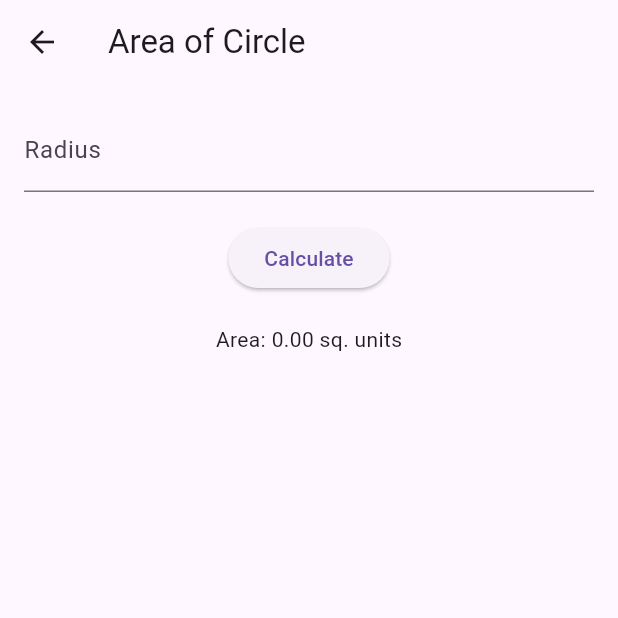
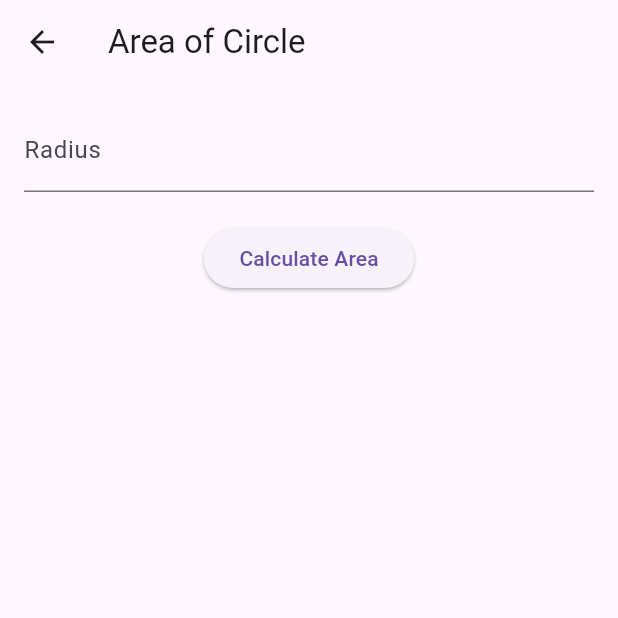
Before and after one commit to ajinakaya/first_assigment, a Flutter app: the AreaOfCircleScreen screen opened directly, on a phone screen of 412 x 824 dp, the top half of it. Run offline on Flutter 3.47's test engine with Material 3 defaults, Android fonts, the phone set to English and light mode, and no system bars.

Commit message:
area of circle

```diff
--- a/lib/screen/area_of_circle.dart
+++ b/lib/screen/area_of_circle.dart
@@ -1,47 +1,63 @@
 import 'package:flutter/material.dart';
+import 'dart:math';
 
-// Screen to calculate the area of a circle.
 class AreaOfCircleScreen extends StatefulWidget {
   @override
   _AreaOfCircleScreenState createState() => _AreaOfCircleScreenState();
 }
 
 class _AreaOfCircleScreenState extends State<AreaOfCircleScreen> {
-  final TextEditingController radiusController = TextEditingController(); // Controller for the radius input field.
-  double result = 0; // Variable to store the calculated area.
+  final _formKey = GlobalKey<FormState>(); // GlobalKey to manage the form state.
+  final TextEditingController radiusController = TextEditingController(); // Controller for radius input.
+  double? _area; // Variable to store the calculated area.
 
-  // Function to calculate the area of a circle.
-  void calculateArea() {
-    double radius = double.tryParse(radiusController.text) ?? 0;
+  // Function to calculate the area of the circle.
+  void _calculateArea() {
+    if (_formKey.currentState!.validate()) { // Validating form inputs.
+      double radius = double.parse(radiusController.text); // Parsing the radius input.
       setState(() {
-      result = 3.14159 * radius * radius;
+        _area = pi * radius * radius; // Area formula: π * r².
       });
+    }
   }
 
   @override
   Widget build(BuildContext context) {
     return Scaffold(
-      appBar: AppBar(title: Text('Area of Circle')),
+      appBar: AppBar(title: Text('Area of Circle')), // AppBar with title.
       body: Padding(
-        padding: const EdgeInsets.all(16.0),
+        padding: const EdgeInsets.all(16.0), // Padding around the form.
+        child: Form(
+          key: _formKey, // Form key for validation.
           child: Column(
             children: [
-            // Input field for the radius.
-            TextField(
-              controller: radiusController,
-              decoration: InputDecoration(labelText: 'Radius'),
-              keyboardType: TextInputType.number,
+              // TextFormField for radius input.
+              TextFormField(
+                controller: radiusController, // Controller to get value.
+                decoration: InputDecoration(labelText: 'Radius'), // Label for the input.
+                keyboardType: TextInputType.number, // Input type for numbers.
+                validator: (value) {
+                  if (value == null || value.isEmpty) {
+                    return 'Please enter the radius'; // Validation message.
+                  }
+                  return null; // Return null if input is valid.
+                },
               ),
               SizedBox(height: 20),
               // Button to calculate the area.
               ElevatedButton(
-              onPressed: calculateArea,
-              child: Text('Calculate'),
+                onPressed: _calculateArea, // On press, calculate the area.
+                child: Text('Calculate Area'),
               ),
               SizedBox(height: 20),
-            // Displays the calculated area.
-            Text('Area: ${result.toStringAsFixed(2)} sq. units'),
+              // Display the calculated area if it's not null.
+              if (_area != null)
+                Text(
+                  'Area: $_area', // Display the area result.
+                  style: TextStyle(fontSize: 18),
+                ),
             ],
+          ),
         ),
       ),
     );
```
Lines whose indentation alone changed are shown as unchanged.
